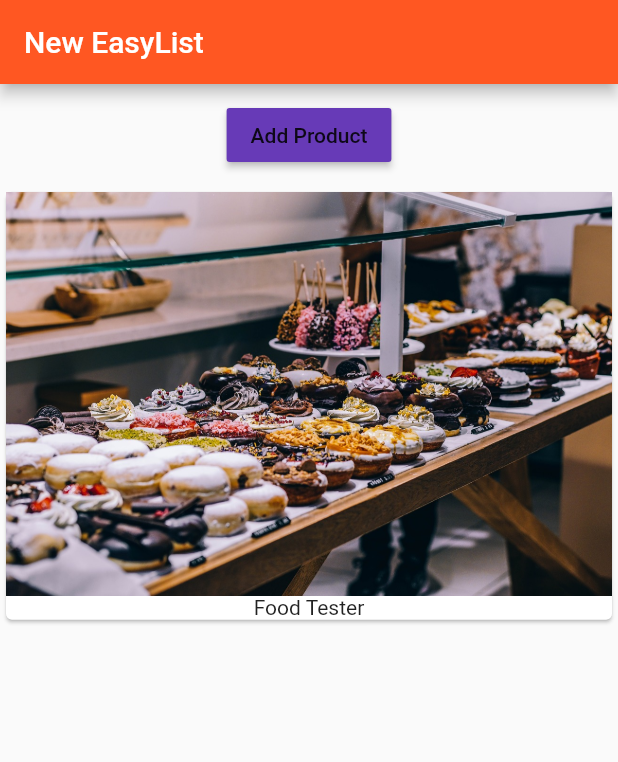
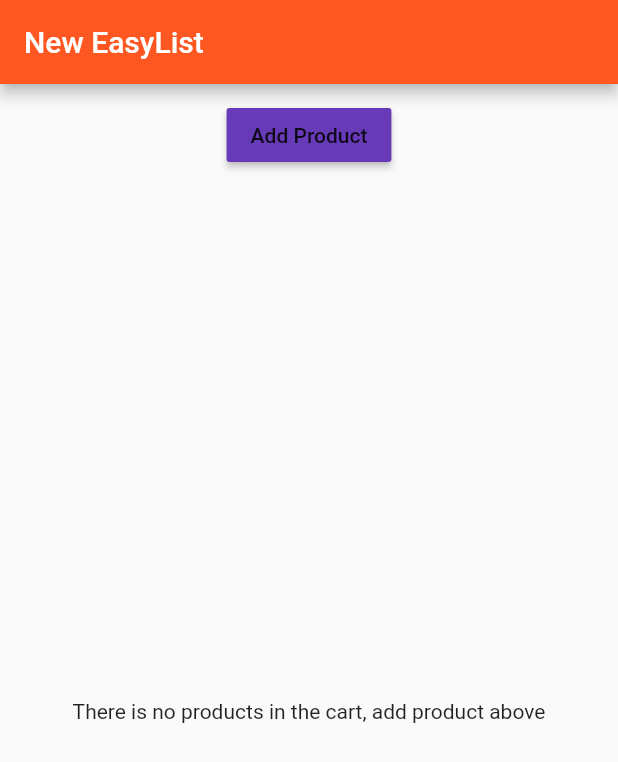
Before and after one commit to phemmelliot/Flutter_Intro, a Flutter app: the screen it shows after launch, on a phone screen of 412 x 824 dp. Shown: the top 762 px of the screen. Run offline on Flutter 3.47's test engine with Material 2 defaults, Android fonts, the phone set to English and light mode, and no system bars.

Commit message:
Conditional rendering using ternary expressions

```diff
--- a/lib/main.dart
+++ b/lib/main.dart
@@ -20,6 +20,6 @@ class MyApp extends StatelessWidget {
             appBar: AppBar(
               title: Text('New EasyList'),
             ),
-            body: ProductManager(startingProduct: 'Food Tester')));
+            body: ProductManager()));
   }
 }
--- a/lib/product_manager.dart
+++ b/lib/product_manager.dart
@@ -6,7 +6,7 @@ import './product_control.dart';
 class ProductManager extends StatefulWidget {
   final String startingProduct;
 
-  ProductManager({this.startingProduct = 'Sweet Tester'});
+  ProductManager({this.startingProduct});
 
   @override
   State<StatefulWidget> createState() {
@@ -25,7 +25,9 @@ class _ProductManagerState extends State<ProductManager> {
 
   @override
   void initState() {
-    _products.add(widget.startingProduct);
+    if (widget.startingProduct != null) {
+      _products.add(widget.startingProduct);
+    }
     super.initState();
   }
 
@@ -34,8 +36,7 @@ class _ProductManagerState extends State<ProductManager> {
     return Column(
       children: [
         Container(
-            margin: EdgeInsets.all(10.0),
-            child: ProductControl(_addProduct)),
+            margin: EdgeInsets.all(10.0), child: ProductControl(_addProduct)),
         Expanded(child: Products(_products)),
       ],
     );
--- a/lib/products.dart
+++ b/lib/products.dart
@@ -19,9 +19,13 @@ class Products extends StatelessWidget {
   @override
   Widget build(BuildContext context) {
     // TODO: implement build
-    return ListView.builder(
-      itemBuilder: _buildProductItem,
-      itemCount: products.length,
-    );
+    return products.length > 0
+        ? ListView.builder(
+            itemBuilder: _buildProductItem,
+            itemCount: products.length,
+          )
+        : Center(
+            child: Text('There is no products in the cart, add product above'),
+          );
   }
 }
```
Also changed, not shown: 1 other file.
